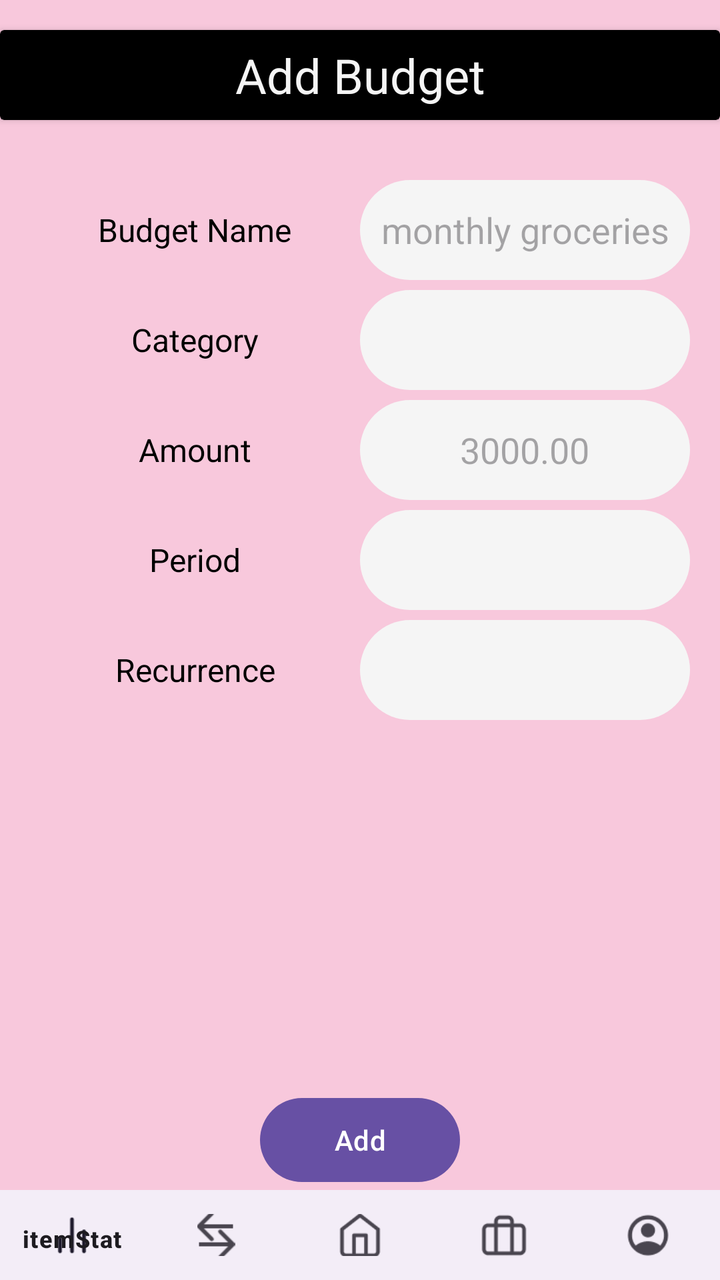
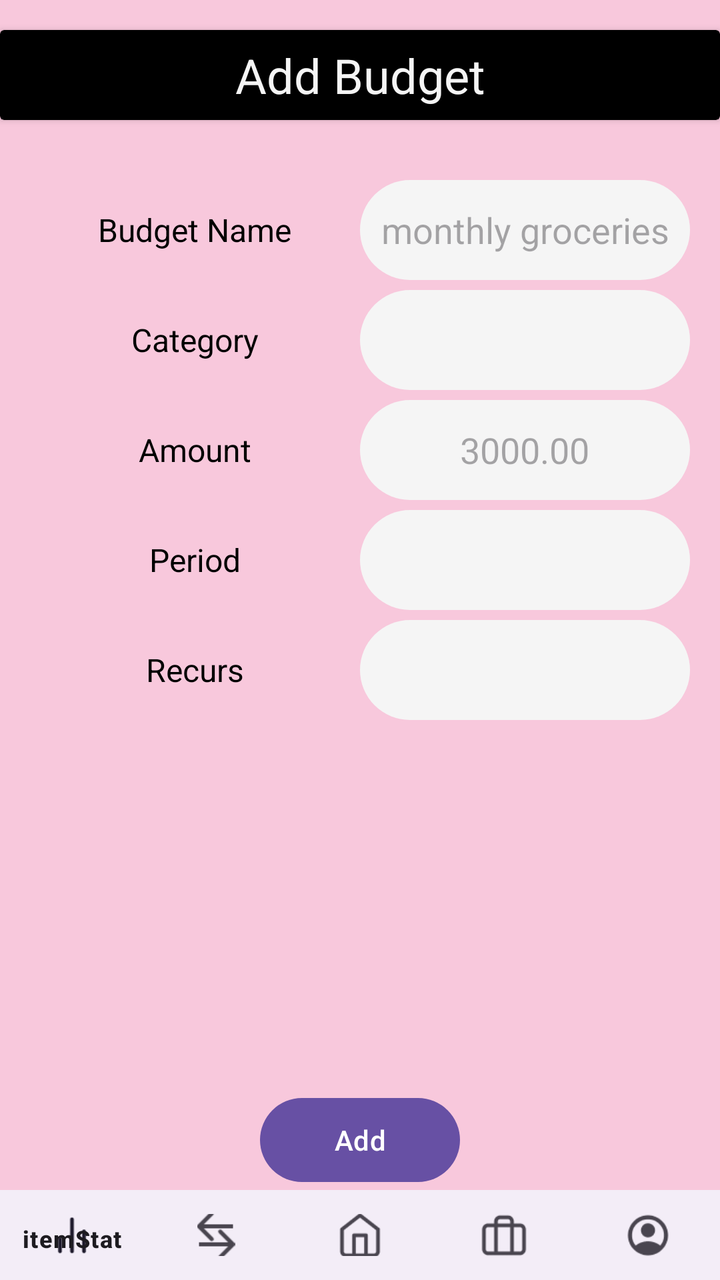

The first picture is an Android layout as it rendered before a commit; the second is the same layout after the commit. The layout source and the unified diff follow.
<!-- AndroidManifest.xml: application theme Theme.PiggyApp -->
<!-- res/layout/activity_add_budget.xml -->
<?xml version="1.0" encoding="utf-8"?>
<androidx.constraintlayout.widget.ConstraintLayout xmlns:android="http://schemas.android.com/apk/res/android"
    xmlns:app="http://schemas.android.com/apk/res-auto"
    xmlns:tools="http://schemas.android.com/tools"
    android:id="@+id/main"
    android:layout_width="match_parent"
    android:layout_height="match_parent"
    android:background="@color/piggy_pink"
    tools:context=".AddTransactionActivity">

    <LinearLayout
        android:id="@+id/linearLayout3"
        android:layout_width="match_parent"
        android:layout_height="wrap_content"
        android:gravity="center_horizontal"
        android:orientation="vertical"
        app:layout_constraintEnd_toEndOf="parent"
        app:layout_constraintStart_toStartOf="parent"
        app:layout_constraintTop_toTopOf="parent">

        <Space
            android:layout_width="match_parent"
            android:layout_height="15dp" />

        <androidx.cardview.widget.CardView
            android:layout_width="match_parent"
            android:layout_height="45dp"
            app:cardBackgroundColor="@color/piggy_black">

            <TextView
                android:id="@+id/textView34"
                android:layout_width="match_parent"
                android:layout_height="match_parent"
                android:gravity="center_horizontal|center_vertical"
                android:text="Add Budget"
                android:textColor="@color/piggy_gray"
                android:textSize="24sp" />
        </androidx.cardview.widget.CardView>

        <Space
            android:layout_width="match_parent"
            android:layout_height="30dp" />

        <LinearLayout
            android:layout_width="330dp"
            android:layout_height="50dp"
            android:orientation="horizontal">

            <TextView
                android:id="@+id/textView35"
                android:layout_width="165dp"
                android:layout_height="match_parent"
                android:layout_weight="1"
                android:gravity="center_horizontal|center_vertical"
                android:text="Budget Name"
                android:textColor="@color/piggy_black"
                android:textSize="16sp" />

            <EditText
                android:id="@+id/editTextText"
                android:layout_width="165dp"
                android:layout_height="match_parent"
                android:layout_weight="1"
                android:background="@drawable/rounded_corners"
                android:ems="10"
                android:gravity="center_horizontal|center_vertical"
                android:hint="monthly groceries"
                android:inputType="text" />
        </LinearLayout>

        <Space
            android:layout_width="match_parent"
            android:layout_height="5dp" />

        <LinearLayout
            android:layout_width="330dp"
            android:layout_height="50dp"
            android:orientation="horizontal">

            <TextView
                android:id="@+id/textView36"
                android:layout_width="165dp"
                android:layout_height="match_parent"
                android:layout_weight="1"
                android:gravity="center_horizontal|center_vertical"
                android:text="Category"
                android:textColor="@color/piggy_black"
                android:textSize="16sp" />

            <Spinner
                android:id="@+id/spinner4"
                android:layout_width="165dp"
                android:layout_height="match_parent"
                android:layout_weight="1"
                android:background="@drawable/rounded_corners" />
        </LinearLayout>

        <Space
            android:layout_width="match_parent"
            android:layout_height="5dp" />

        <LinearLayout
            android:layout_width="330dp"
            android:layout_height="50dp"
            android:orientation="horizontal">

            <TextView
                android:id="@+id/textView37"
                android:layout_width="165dp"
                android:layout_height="match_parent"
                android:layout_weight="1"
                android:gravity="center_horizontal|center_vertical"
                android:text="Amount"
                android:textColor="@color/piggy_black"
                android:textSize="16sp" />

            <EditText
                android:id="@+id/editTextNumberDecimal2"
                android:layout_width="165dp"
                android:layout_height="match_parent"
                android:layout_weight="1"
                android:background="@drawable/rounded_corners"
                android:ems="10"
                android:gravity="center_horizontal|center_vertical"
                android:hint="3000.00"
                android:inputType="numberDecimal" />
        </LinearLayout>

        <Space
            android:layout_width="match_parent"
            android:layout_height="5dp" />

        <LinearLayout
            android:layout_width="330dp"
            android:layout_height="50dp"
            android:orientation="horizontal">

            <TextView
                android:id="@+id/textView38"
                android:layout_width="165dp"
                android:layout_height="match_parent"
                android:layout_weight="1"
                android:gravity="center_horizontal|center_vertical"
                android:text="Period"
                android:textColor="@color/piggy_black"
                android:textSize="16sp" />

            <Spinner
                android:id="@+id/spinner5"
                android:layout_width="165dp"
                android:layout_height="match_parent"
                android:layout_weight="1"
                android:background="@drawable/rounded_corners" />
        </LinearLayout>

        <Space
            android:layout_width="match_parent"
            android:layout_height="5dp" />

        <LinearLayout
            android:layout_width="330dp"
            android:layout_height="50dp"
            android:orientation="horizontal">

            <TextView
                android:id="@+id/textView40"
                android:layout_width="165dp"
                android:layout_height="match_parent"
                android:layout_weight="1"
                android:gravity="center_horizontal|center_vertical"
                android:text="Recurrence"
                android:textColor="@color/piggy_black"
                android:textSize="16sp" />

            <Spinner
                android:id="@+id/spinner6"
                android:layout_width="165dp"
                android:layout_height="match_parent"
                android:layout_weight="1"
                android:background="@drawable/rounded_corners" />
        </LinearLayout>

    </LinearLayout>

    <LinearLayout
        android:layout_width="match_parent"
        android:layout_height="95dp"
        android:gravity="center_horizontal"
        android:orientation="vertical"
        app:layout_constraintBottom_toBottomOf="parent"
        app:layout_constraintEnd_toEndOf="parent"
        app:layout_constraintStart_toStartOf="parent">

        <Button
            android:id="@+id/button5"
            android:layout_width="100dp"
            android:layout_height="50dp"
            android:text="Add" />

        <com.google.android.material.bottomnavigation.BottomNavigationView
            android:layout_width="match_parent"
            android:layout_height="45dp"
            app:menu="@menu/navigation_bar" />
    </LinearLayout>

</androidx.constraintlayout.widget.ConstraintLayout>
<!-- resources referenced by this layout -->
<resources>
  <color name="piggy_black">#000000</color>
  <color name="piggy_gray">#F5F5F5</color>
  <color name="piggy_pink">#F8C8DC</color>
  <!-- drawable rounded_corners (drawable) -->
  <?xml version="1.0" encoding="utf-8"?>
  <shape xmlns:android="http://schemas.android.com/apk/res/android"
      android:shape="rectangle"
      android:padding="10dp">
  
      <solid android:color="@color/piggy_gray" />
      <corners
  
          android:radius="250dp"/>
  </shape>
  <style name="Theme.PiggyApp" parent="Base.Theme.PiggyApp" />
  <style name="Base.Theme.PiggyApp" parent="Theme.Material3.DayNight.NoActionBar">
          
          
      </style>
</resources>

<!-- the commit's change to res/layout/activity_add_budget.xml (unified diff, before → after) -->
@@ -57,7 +57,7 @@
                 android:textSize="16sp" />
 
             <EditText
-                android:id="@+id/editTextText"
+                android:id="@+id/etBudgetName"
                 android:layout_width="165dp"
                 android:layout_height="match_parent"
                 android:layout_weight="1"
@@ -88,7 +88,7 @@
                 android:textSize="16sp" />
 
             <Spinner
-                android:id="@+id/spinner4"
+                android:id="@+id/spnCategory"
                 android:layout_width="165dp"
                 android:layout_height="match_parent"
                 android:layout_weight="1"
@@ -115,7 +115,7 @@
                 android:textSize="16sp" />
 
             <EditText
-                android:id="@+id/editTextNumberDecimal2"
+                android:id="@+id/etBudgetAmount"
                 android:layout_width="165dp"
                 android:layout_height="match_parent"
                 android:layout_weight="1"
@@ -146,7 +146,7 @@
                 android:textSize="16sp" />
 
             <Spinner
-                android:id="@+id/spinner5"
+                android:id="@+id/spnPeriod"
                 android:layout_width="165dp"
                 android:layout_height="match_parent"
                 android:layout_weight="1"
@@ -168,12 +168,12 @@
                 android:layout_height="match_parent"
                 android:layout_weight="1"
                 android:gravity="center_horizontal|center_vertical"
-                android:text="Recurrence"
+                android:text="Recurs"
                 android:textColor="@color/piggy_black"
                 android:textSize="16sp" />
 
             <Spinner
-                android:id="@+id/spinner6"
+                android:id="@+id/spnRecurs"
                 android:layout_width="165dp"
                 android:layout_height="match_parent"
                 android:layout_weight="1"
@@ -192,7 +192,7 @@
         app:layout_constraintStart_toStartOf="parent">
 
         <Button
-            android:id="@+id/button5"
+            android:id="@+id/btnBudgetAdd"
             android:layout_width="100dp"
             android:layout_height="50dp"
             android:text="Add" />
